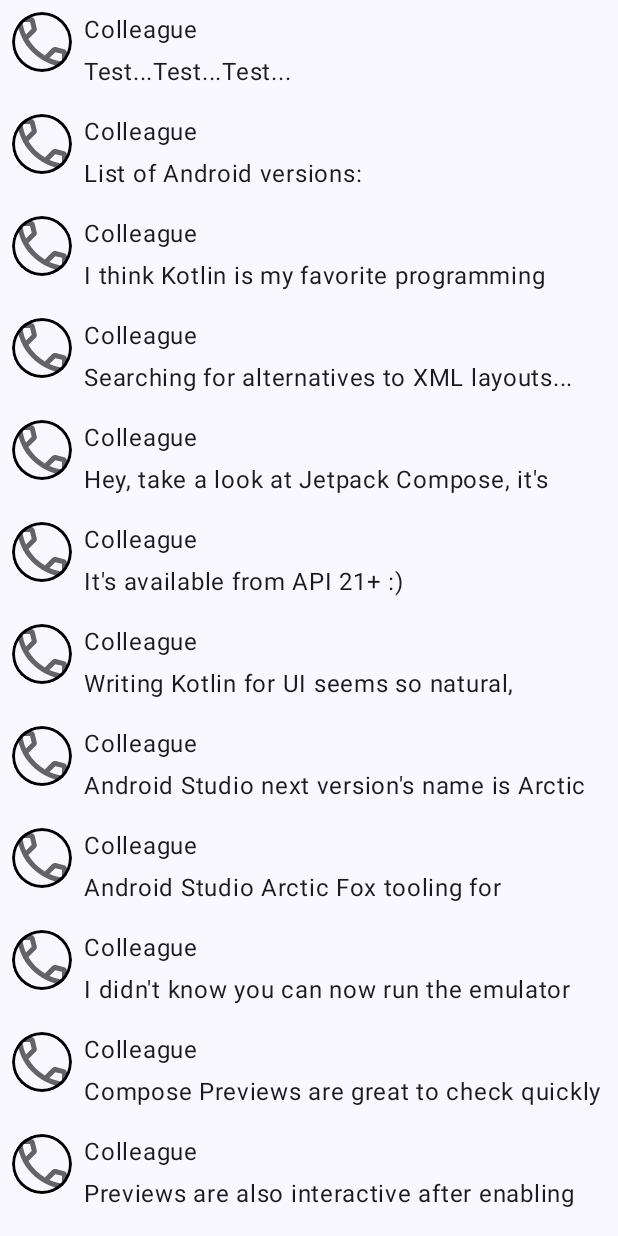
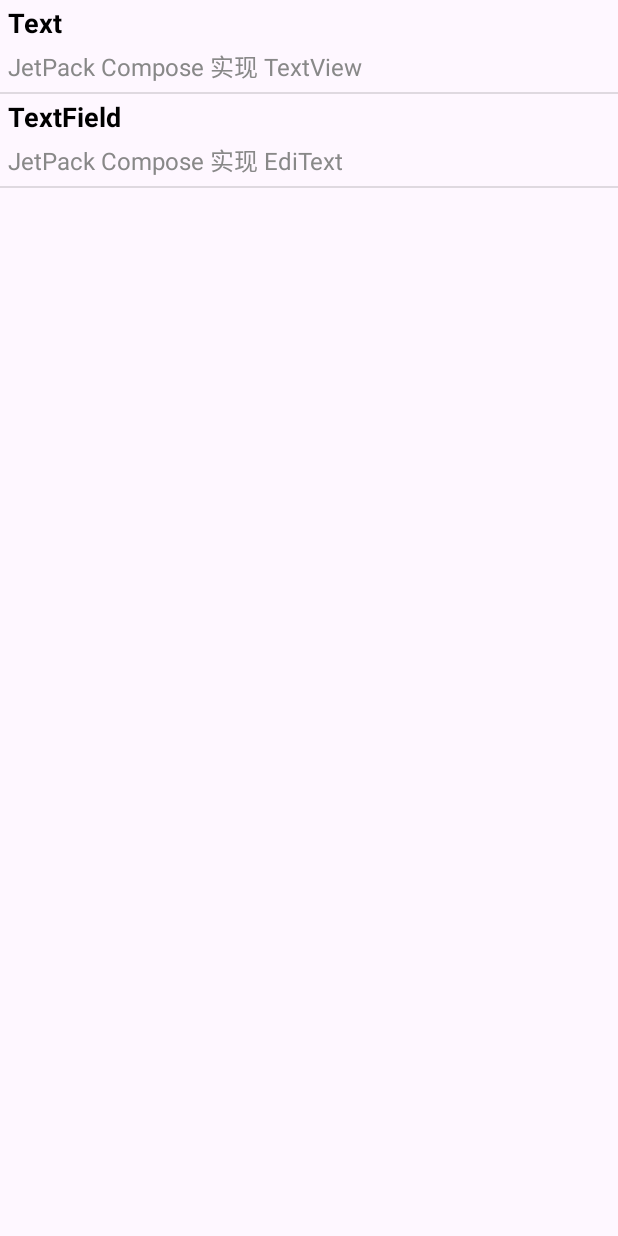
Before and after one commit to guanjiayo/MyComposeTest, an Android app built with Jetpack Compose: the screen it shows after launch (MainActivity), on a phone screen of 412 x 824 dp. Run offline under Robolectric (Android 15) with nearby library versions, the phone set to English and light mode, and no system bars.

Commit message:
调整了一下项目架构

```diff
--- a/app/src/main/AndroidManifest.xml
+++ b/app/src/main/AndroidManifest.xml
@@ -13,7 +13,7 @@
         android:theme="@style/Theme.MyTest"
         tools:targetApi="31">
         <activity
-            android:name="zs.xmx.compose.TwoActivity"
+            android:name="zs.xmx.compose.TextViewActivity"
             android:exported="false" />
         <activity
             android:name="zs.xmx.compose.MainActivity"
@@ -26,6 +26,7 @@
                 <category android:name="android.intent.category.LAUNCHER" />
             </intent-filter>
         </activity>
+        <activity android:name="zs.xmx.compose.TextFieldActivity" />
     </application>
 
 </manifest>
--- a/app/src/main/java/zs/xmx/compose/MainActivity.kt
+++ b/app/src/main/java/zs/xmx/compose/MainActivity.kt
@@ -1,169 +1,53 @@
 package zs.xmx.compose
 
+import android.content.Intent
 import android.os.Bundle
-import androidx.activity.ComponentActivity
-import androidx.activity.compose.setContent
-import androidx.compose.foundation.Image
-import androidx.compose.foundation.border
-import androidx.compose.foundation.clickable
-import androidx.compose.foundation.layout.Column
-import androidx.compose.foundation.layout.Row
-import androidx.compose.foundation.layout.Spacer
-import androidx.compose.foundation.layout.fillMaxSize
-import androidx.compose.foundation.layout.height
-import androidx.compose.foundation.layout.padding
-import androidx.compose.foundation.layout.size
-import androidx.compose.foundation.layout.width
-import androidx.compose.foundation.lazy.LazyColumn
-import androidx.compose.foundation.lazy.items
-import androidx.compose.foundation.shape.CircleShape
-import androidx.compose.material3.MaterialTheme
-import androidx.compose.material3.Surface
-import androidx.compose.material3.Text
-import androidx.compose.runtime.Composable
-import androidx.compose.runtime.getValue
-import androidx.compose.runtime.mutableStateOf
-import androidx.compose.runtime.remember
-import androidx.compose.runtime.setValue
-import androidx.compose.ui.Modifier
-import androidx.compose.ui.draw.clip
-import androidx.compose.ui.graphics.Color
-import androidx.compose.ui.res.painterResource
-import androidx.compose.ui.tooling.preview.Preview
-import androidx.compose.ui.unit.dp
-import zs.xmx.compose.ui.theme.MyTestTheme
+import androidx.appcompat.app.AppCompatActivity
+import androidx.recyclerview.widget.DividerItemDecoration
+import androidx.recyclerview.widget.LinearLayoutManager
+import androidx.recyclerview.widget.RecyclerView
+import zs.xmx.compose.adapter.MainAdapter
+import zs.xmx.compose.model.MainItem
 
-class MainActivity : ComponentActivity() {
+class MainActivity : AppCompatActivity() {
+
+    private val items = mutableListOf<MainItem>()
+    private lateinit var mAdapter: MainAdapter
+
     override fun onCreate(savedInstanceState: Bundle?) {
         super.onCreate(savedInstanceState)
-        setContent {
-            MyTestTheme {
-                // A surface container using the 'background' color from the theme
-                Surface(
-                    modifier = Modifier.fillMaxSize(),
-                    color = MaterialTheme.colorScheme.background
-                ) {
-                    Conversation(messages = SampleData.conversationSample)
+        setContentView(R.layout.activity_main)
+        initData()
+        initAdapter()
+        initEvent()
+    }
+
+    private fun initData() {
+        items.add(MainItem("Text", "JetPack Compose 实现 TextView"))
+        items.add(MainItem("TextField", "JetPack Compose 实现 EdiText"))
+
+    }
+
+    private fun initAdapter() {
+        val recyclerView = findViewById<RecyclerView>(R.id.recyclerView)
+        recyclerView.addItemDecoration(
+            DividerItemDecoration(
+                this, DividerItemDecoration.VERTICAL
+            )
+        )
+        recyclerView.layoutManager = LinearLayoutManager(this)
+        mAdapter = MainAdapter(items)
+        recyclerView.adapter = mAdapter
+    }
+
+    private fun initEvent() {
+        mAdapter.setItemClickListener(object : MainAdapter.ItemClickListener {
+            override fun onItemClick(position: Int) {
+                when (position) {
+                    0 -> startActivity(Intent(this@MainActivity, TextViewActivity::class.java))
+                    1 -> startActivity(Intent(this@MainActivity, TextFieldActivity::class.java))
                 }
             }
-        }
+        })
     }
 }
-
-data class Message(val author: String, val body: String)
-
-@Composable
-fun MessageCard(msg: Message) {
-    Row(modifier = Modifier.padding(all = 8.dp)) {
-        Image(
-            painter = painterResource(androidx.core.R.drawable.ic_call_answer),
-            contentDescription = null,
-            modifier = Modifier
-                .size(40.dp)
-                .clip(CircleShape)
-                .border(1.5.dp, Color.Black, CircleShape)
-
-        )
-        Spacer(modifier = Modifier.width(8.dp))
-
-        var isExpanded by remember { mutableStateOf(false) }
-        Column(modifier = Modifier.clickable { isExpanded = !isExpanded }) {
-            Text(text = msg.author)
-            Spacer(modifier = Modifier.height(4.dp))
-            Text(
-                text = msg.body,
-                maxLines = if (isExpanded) Int.MAX_VALUE else 1
-            )
-        }
-
-    }
-}
-
-@Composable
-fun Conversation(messages: List<Message>) {
-    LazyColumn {
-        items(messages) { messages ->
-            MessageCard(msg = messages)
-        }
-    }
-}
-
-@Preview(showBackground = true)
-@Composable
-fun GreetingPreview() {
-    MyTestTheme {
-        // MessageCard(Message("张三", "男"))
-        Conversation(messages = SampleData.conversationSample)
-    }
-}
-
-object SampleData {
-    // Sample conversation data
-    val conversationSample = listOf(
-        Message(
-            "Colleague",
-            "Test...Test...Test..."
-        ),
-        Message(
-            "Colleague",
-            "List of Android versions:\n" +
-                    "Android KitKat (API 19)\n" +
-                    "Android Lollipop (API 21)\n" +
-                    "Android Marshmallow (API 23)\n" +
-                    "Android Nougat (API 24)\n" +
-                    "Android Oreo (API 26)\n" +
-                    "Android Pie (API 28)\n" +
-                    "Android 10 (API 29)\n" +
-                    "Android 11 (API 30)\n" +
-                    "Android 12 (API 31)\n"
-        ),
-        Message(
-            "Colleague",
-            "I think Kotlin is my favorite programming language.\n" +
-                    "It's so much fun!"
-        ),
-        Message(
-            "Colleague",
-            "Searching for alternatives to XML layouts..."
-        ),
-        Message(
-            "Colleague",
-            "Hey, take a look at Jetpack Compose, it's great!\n" +
-                    "It's the Android's modern toolkit for building native UI." +
-                    "It simplifies and accelerates UI development on Android." +
-                    "Less code, powerful tools, and intuitive Kotlin APIs :)"
-        ),
-        Message(
-            "Colleague",
-            "It's available from API 21+ :)"
-        ),
-        Message(
-            "Colleague",
-            "Writing Kotlin for UI seems so natural, Compose where have you been all my life?"
-        ),
-        Message(
-            "Colleague",
-            "Android Studio next version's name is Arctic Fox"
-        ),
-        Message(
-            "Colleague",
-            "Android Studio Arctic Fox tooling for Compose is top notch ^_^"
-        ),
-        Message(
-            "Colleague",
-            "I didn't know you can now run the emulator directly from Android Studio"
-        ),
-        Message(
-            "Colleague",
-            "Compose Previews are great to check quickly how a composable layout looks like"
-        ),
-        Message(
-            "Colleague",
-            "Previews are also interactive after enabling the experimental setting"
-        ),
-        Message(
-            "Colleague",
-            "Have you tried writing build.gradle with KTS?"
-        ),
-    )
-}
--- /dev/null
+++ b/app/src/main/java/zs/xmx/compose/adapter/MainAdapter.kt
@@ -0,0 +1,71 @@
+package zs.xmx.compose.adapter
+
+import android.view.ViewGroup
+import androidx.compose.foundation.clickable
+import androidx.compose.foundation.layout.Column
+import androidx.compose.foundation.layout.Spacer
+import androidx.compose.foundation.layout.height
+import androidx.compose.foundation.layout.padding
+import androidx.compose.material3.Text
+import androidx.compose.runtime.Composable
+import androidx.compose.ui.Modifier
+import androidx.compose.ui.graphics.Color
+import androidx.compose.ui.platform.ComposeView
+import androidx.compose.ui.text.font.FontWeight
+import androidx.compose.ui.unit.dp
+import androidx.compose.ui.unit.sp
+import androidx.recyclerview.widget.RecyclerView
+import zs.xmx.compose.model.MainItem
+
+class MainAdapter(private val items: List<MainItem>) :
+    RecyclerView.Adapter<MainAdapter.ViewHolder>() {
+    class ViewHolder(val composeView: ComposeView) : RecyclerView.ViewHolder(composeView)
+
+    private var itemClickListener: ItemClickListener? = null
+
+    fun setItemClickListener(listener: ItemClickListener) {
+        itemClickListener = listener
+    }
+
+    override fun onCreateViewHolder(parent: ViewGroup, viewType: Int): ViewHolder {
+        val context = parent.context
+        val composeView = ComposeView(context).apply {
+            layoutParams = ViewGroup.LayoutParams(
+                ViewGroup.LayoutParams.MATCH_PARENT, ViewGroup.LayoutParams.WRAP_CONTENT
+            )
+        }
+        return ViewHolder(composeView)
+    }
+
+    override fun getItemCount(): Int = items.size
+
+
+    override fun onBindViewHolder(holder: ViewHolder, position: Int) {
+        val item = items[position]
+        holder.composeView.setContent {
+            ItemLayout(item = item) {
+                itemClickListener?.onItemClick(position)
+            }
+        }
+    }
+
+
+    interface ItemClickListener {
+        fun onItemClick(position: Int)
+    }
+
+}
+
+@Composable
+fun ItemLayout(item: MainItem, onItemClick: () -> Unit) {
+    Column(
+        modifier = Modifier
+            .padding(5.dp)
+            .clickable(onClick = onItemClick)
+    ) {
+        Text(text = item.title, fontSize = 18.sp, fontWeight = FontWeight.Bold, color = Color.Black)
+        Spacer(modifier = Modifier.height(5.dp))
+        Text(text = item.desc, fontSize = 16.sp, color = Color.Gray)
+    }
+
+}
--- /dev/null
+++ b/app/src/main/java/zs/xmx/compose/model/DataModel.kt
@@ -0,0 +1,3 @@
+package zs.xmx.compose.model
+
+data class MainItem(val title: String, val desc: String)
--- a/app/src/main/java/zs/xmx/compose/ui/TextView.kt
+++ b/app/src/main/java/zs/xmx/compose/ui/TextView.kt
@@ -156,6 +156,8 @@ fun TextView() {
 
 val annotatedText = buildAnnotatedString {
     append("点击 ")
+    // 此 *URL* 注释附加到以下内容
+    // 直到 `pop()` 被调用
     pushStringAnnotation(tag = "URL", annotation = "https://www.baidu.com")//开始标记
     withStyle(
         style = SpanStyle(
--- a/app/src/main/res/layout/activity_two.xml
+++ b/app/src/main/res/layout/activity_main.xml
@@ -4,6 +4,11 @@
     xmlns:tools="http://schemas.android.com/tools"
     android:layout_width="match_parent"
     android:layout_height="match_parent"
-    tools:context="zs.xmx.compose.TwoActivity">
+    tools:context="zs.xmx.compose.TextViewActivity">
+
+    <androidx.recyclerview.widget.RecyclerView
+        android:id="@+id/recyclerView"
+        android:layout_width="match_parent"
+        android:layout_height="match_parent" />
 
 </androidx.constraintlayout.widget.ConstraintLayout>
--- a/app/src/main/res/values/themes.xml
+++ b/app/src/main/res/values/themes.xml
@@ -1,5 +1,10 @@
 <?xml version="1.0" encoding="utf-8"?>
 <resources>
+    <!-- Base application theme. -->
+    <style name="Base.Theme.MyTest" parent="Theme.Material3.DayNight.NoActionBar">
+        <!-- Customize your light theme here. -->
+        <!-- <item name="colorPrimary">@color/my_light_primary</item> -->
+    </style>
 
-    <style name="Theme.MyTest" parent="android:Theme.Material.Light.NoActionBar" />
+    <style name="Theme.MyTest" parent="Base.Theme.MyTest" />
 </resources>
--- a/settings.gradle
+++ b/settings.gradle
@@ -13,5 +13,5 @@ dependencyResolutionManagement {
     }
 }
 
-rootProject.name = "MyTest"
+rootProject.name = "MyComposeTest"
 include ':app'
```
Also changed, not shown: app/src/main/java/zs/xmx/compose/TextActivity.kt (added, +173 -0 lines), app/src/main/java/zs/xmx/compose/TextFieldActivity.kt (added, +96 -0 lines), app/src/main/java/zs/xmx/compose/TwoActivity.kt (deleted, +0 -12 lines), 2 other files.
